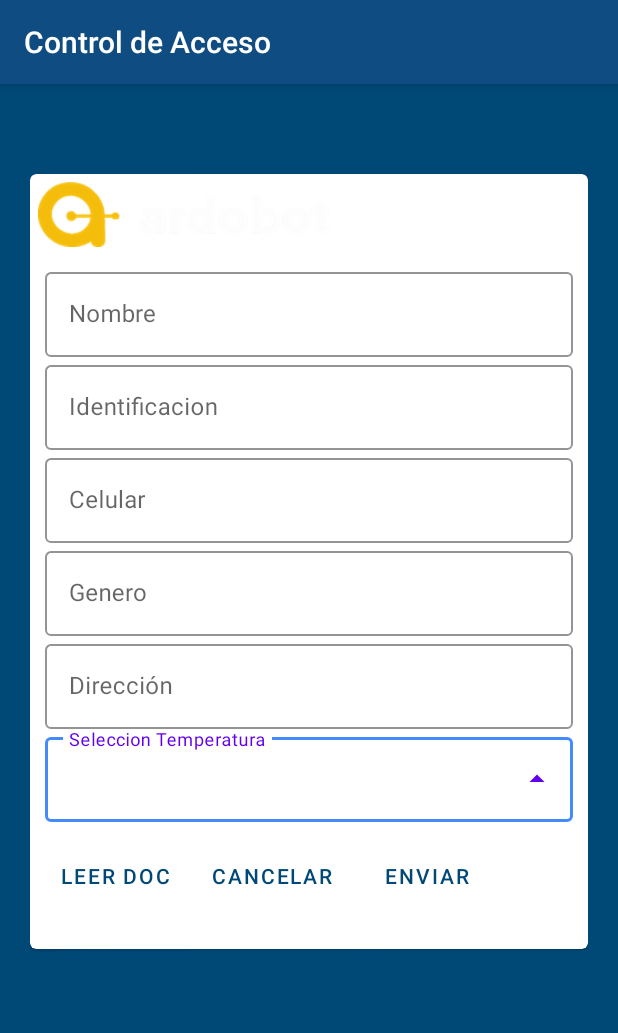
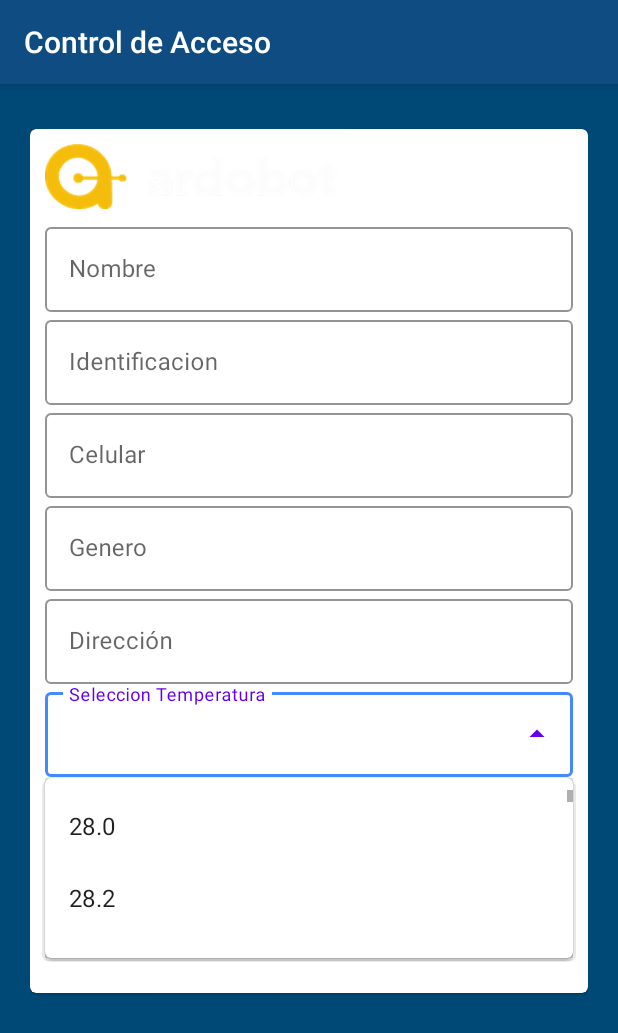
Before and after one commit to i3mDevep/CovidControlApp, an Android app: the ScanPeopleActivity screen opened directly, with no data from a screen before it, after a tap on an icon or button, on a phone screen of 412 x 824 dp. Shown: the top 1033 px of the screen. Run offline under Robolectric (Android 15) with nearby library versions, the phone set to English and light mode, and no system bars; our stand-ins replace Firebase (no records; nobody signed in at launch, a user with empty details on screens opened directly); libraries missing offline, so code that uses them is left out: com.google.zxing.integration.

Commit message:
ultimas actualizaciones

```diff
--- a/app/src/main/java/com/example/ardocontrol/scanPeople/interactors/ScanActivityInteractors.java
+++ b/app/src/main/java/com/example/ardocontrol/scanPeople/interactors/ScanActivityInteractors.java
@@ -2,6 +2,6 @@ package com.example.ardocontrol.scanPeople.interactors;
 
 public interface ScanActivityInteractors {
     void processData(String data);
-    void sendDataFirebase(String content[]);
+    void sendDataFirebase(String cc, boolean action, String idCompany, String idSubCompany, String temperature);
     void getDataFirebase(String idCompany, String idSubCompany, String cc);
 }
--- a/app/src/main/java/com/example/ardocontrol/scanPeople/presenter/ScanActivityPresentor.java
+++ b/app/src/main/java/com/example/ardocontrol/scanPeople/presenter/ScanActivityPresentor.java
@@ -5,5 +5,8 @@ public interface ScanActivityPresentor {
     void processSuccess(String id);
     void processError(String err);
     void successGetDataFirebase(String[] data);
+    void successSetDataFirestore();
+    void errorSetDataFirestore(String err);
     void errorGetDataFirebase(String err);
+    void sendTrackingWorker(String cc, boolean action, String temperature);
 }
--- a/app/src/main/java/com/example/ardocontrol/scanPeople/view/ScanPeopleActivity.java
+++ b/app/src/main/java/com/example/ardocontrol/scanPeople/view/ScanPeopleActivity.java
@@ -6,6 +6,8 @@ import androidx.appcompat.app.AppCompatActivity;
 import android.content.Intent;
 import android.os.Bundle;
 import android.view.View;
+import android.widget.ArrayAdapter;
+import android.widget.AutoCompleteTextView;
 import android.widget.Button;
 import android.widget.EditText;
 import android.widget.Toast;
@@ -15,17 +17,22 @@ import com.example.ardocontrol.R;
 import com.example.ardocontrol.menu.view.MenuActivity;
 import com.example.ardocontrol.scanPeople.presenter.ScanActivityPresentor;
 import com.example.ardocontrol.scanPeople.presenter.ScanActivityPresentorImpl;
+import com.google.android.material.switchmaterial.SwitchMaterial;
 import com.google.zxing.integration.android.IntentIntegrator;
 import com.google.zxing.integration.android.IntentResult;
+
 
 public class ScanPeopleActivity extends AppCompatActivity implements ScanPeopleActivityView {
 
     private EditText address, name, identification, gender, cellphone, temperature;
     private Button btnsend;
+    private SwitchMaterial selectAction;
     private LoadingScan loadingScan;
     private ArdoApplication ardoApplication;
 
     private ScanActivityPresentor presentor;
+
+    private AutoCompleteTextView completeTextView;
 
     @Override
     protected void onCreate(Bundle savedInstanceState) {
@@ -41,9 +48,25 @@ public class ScanPeopleActivity extends AppCompatActivity implements ScanPeopleA
 
         btnsend = (Button) findViewById(R.id.btn_send_doc);
 
+        completeTextView = (AutoCompleteTextView) findViewById(R.id.dropTemperature);
+
+        selectAction = (SwitchMaterial) findViewById(R.id.type_action_switch);
+
         loadingScan = new LoadingScan(this);
 
         ardoApplication = (ArdoApplication) getApplicationContext();
+
+        double[] items = new double[70];
+        String[] cast_items = new String[69];
+        items[0] = 28.0;
+        for (int i = 1; i < 70; i++ ){
+            items[i] = items[i - 1] + 0.2 ;
+            cast_items[i - 1] = String.format("%.1f",items[i - 1]);
+        }
+
+        ArrayAdapter<String> adapter = new ArrayAdapter<String>
+                (this, android.R.layout.simple_list_item_1, cast_items);
+        completeTextView.setAdapter(adapter);
 
         presentor = new ScanActivityPresentorImpl(this);
     }
@@ -69,7 +92,8 @@ public class ScanPeopleActivity extends AppCompatActivity implements ScanPeopleA
                 .initiateScan();
     }
     public void sendInfo(View view){
-
+        Toast.makeText(getApplicationContext(),"Enviando...",Toast.LENGTH_SHORT).show();
+        presentor.sendTrackingWorker(identification.getText().toString(), selectAction.isChecked(), temperature.getText().toString());
     }
     public  void cancel(View view){
         Intent intent = new Intent(this, MenuActivity.class);
--- a/app/src/main/res/anim/fade_out.xml
+++ b/app/src/main/res/anim/fade_out.xml
@@ -4,5 +4,5 @@
     android:fromAlpha="1.0"
     android:interpolator="@android:anim/accelerate_interpolator"
     android:repeatCount="0"
-    android:toAlpha="0.5"
+    android:toAlpha="0.0"
     />
--- a/app/src/main/res/layout/activity_login.xml
+++ b/app/src/main/res/layout/activity_login.xml
@@ -46,6 +46,8 @@
                     android:layout_width="match_parent"
                     android:layout_height="wrap_content"
                     app:boxBackgroundMode="outline"
+                    app:endIconMode="clear_text"
+                    app:endIconTint="@color/editColorWhite"
                     app:errorEnabled="true"
                     android:theme="@style/myEditTextWhite"
                     >
@@ -62,6 +64,8 @@
                     android:layout_height="wrap_content"
                     app:boxBackgroundMode="outline"
                     app:errorEnabled="true"
+                    app:endIconMode="password_toggle"
+                    app:endIconTint="@color/editColorWhite"
                     android:theme="@style/myEditTextWhite"
                     >
                     <com.google.android.material.textfield.TextInputEditText
--- a/app/src/main/res/layout/activity_scan_people.xml
+++ b/app/src/main/res/layout/activity_scan_people.xml
@@ -24,7 +24,7 @@
                 android:layout_width="wrap_content"
                 android:layout_height="wrap_content"
                 android:src="@drawable/ardobot_logo"
-                android:padding="5dp"
+                android:padding="10dp"
                 />
             <ScrollView
                 android:layout_width="match_parent"
@@ -167,9 +167,22 @@
                             android:id="@+id/dropTemperature"
                             android:layout_width="match_parent"
                             android:layout_height="wrap_content"
+                            android:inputType="none"
+                            android:dropDownHeight="@dimen/height_dropdown_temperature"
                             android:hint="@string/hint_temperature_scan"
                             />
                     </com.google.android.material.textfield.TextInputLayout>
+                <com.google.android.material.switchmaterial.SwitchMaterial
+                    android:layout_width="wrap_content"
+                    android:id="@+id/type_action_switch"
+                    android:layout_height="match_parent"
+                    android:checked="true"
+                    android:padding="20dp"
+                    android:textColor="@color/cardview_dark_background"
+                    app:switchMinWidth="@dimen/swith_min_width"
+                    android:textOn="@string/swith_type_in"
+                    android:textOff="@string/swith_type_out"
+                    />
                 <LinearLayout
                     android:layout_width="match_parent"
                     android:layout_height="match_parent">
@@ -205,6 +218,7 @@
                         app:layout_constraintTop_toBottomOf="@id/cquest1" />
                     <Button
                         android:id="@+id/btn_send_doc"
+                        android:enabled="false"
                         style="@style/Widget.MaterialComponents.Button.TextButton"
                         android:layout_width="wrap_content"
                         android:layout_height="41dp"
--- a/app/src/main/res/values/dimens.xml
+++ b/app/src/main/res/values/dimens.xml
@@ -5,7 +5,9 @@
     <dimen name="component_label_horizontal_margin">50sp</dimen>
     <dimen name="text_title_scanPeople">20sp</dimen>
     <dimen name="keyline_4">10dp</dimen>
-    <dimen name="cardview_scan_margintop">40dp</dimen>
+    <dimen name="cardview_scan_margintop">10dp</dimen>
     <dimen name="lector_width">340dp</dimen>
     <dimen name="lector_heigh">340dp</dimen>
+    <dimen name="height_dropdown_temperature">120dp</dimen>
+    <dimen name="swith_min_width">50dp</dimen>
 </resources>
--- a/app/src/main/res/values/strings.xml
+++ b/app/src/main/res/values/strings.xml
@@ -20,4 +20,7 @@
     <string name="btn_scan_send">Enviar</string>
     <string name="turn_on_flashlight">Enceder Luz</string>
     <string name="turn_off_flashlight">Apagar Luz</string>
+    <string name="hint_type_scan">Seleccion Accion</string>
+    <string name="swith_type_in">Entrada</string>
+    <string name="swith_type_out">Salida</string>
 </resources>
```
Also changed, not shown: app/src/main/java/com/example/ardocontrol/scanPeople/interactors/ScanActivityInteractorsImple.java (+38 -1 lines), app/src/main/java/com/example/ardocontrol/scanPeople/presenter/ScanActivityPresentorImpl.java (+20 -0 lines).
